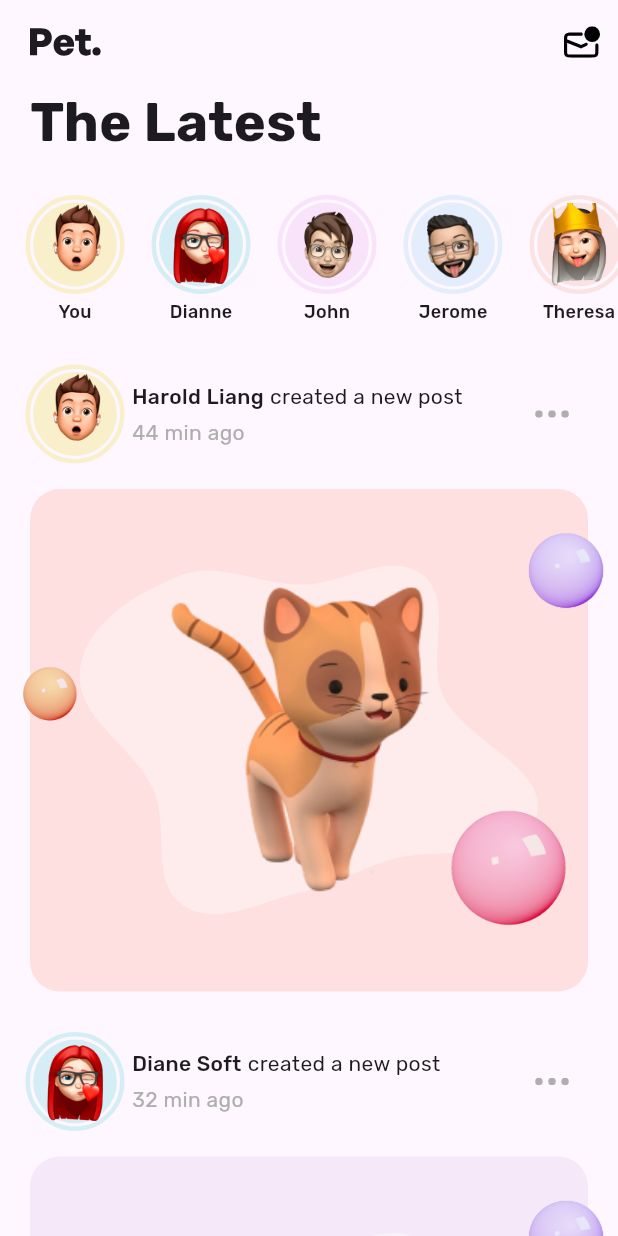
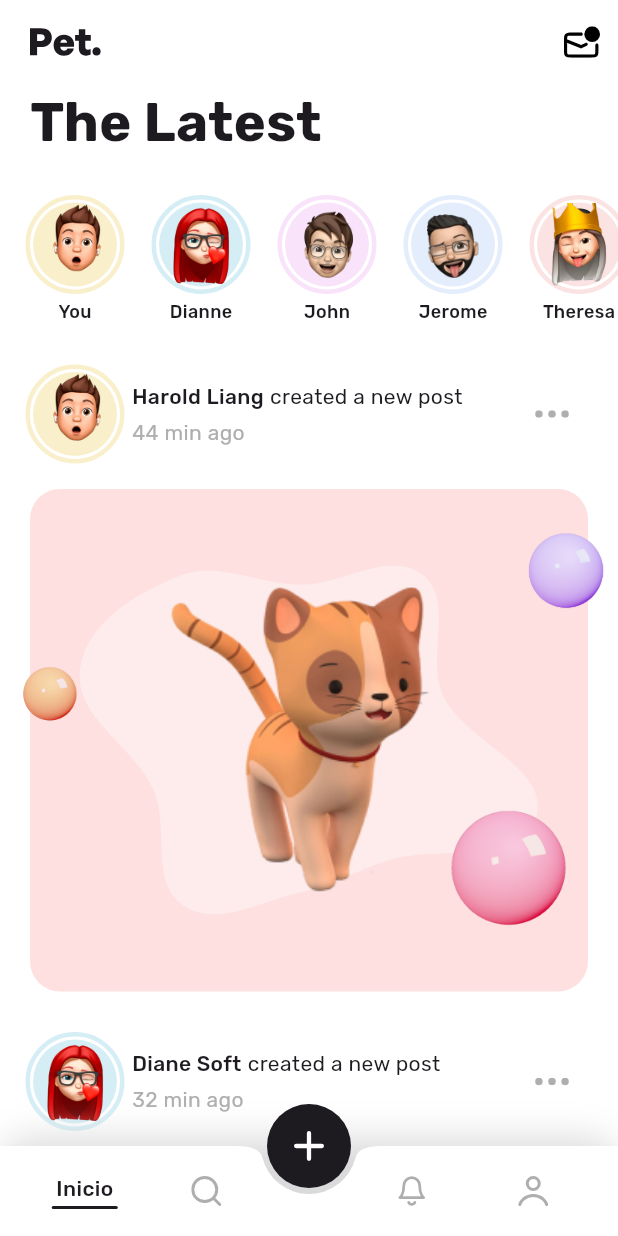
Before and after one commit to yhonchisdev/pets_app, a Flutter app: the screen it shows after launch, on a phone screen of 412 x 824 dp. Run offline on Flutter 3.47's test engine with Material 3 defaults, Android fonts, the phone set to English and light mode, and no system bars; our stand-ins replace flutter_svg.

Commit message:
feat: add custom bottom app bar and enhance main app layout

```diff
--- a/lib/main.dart
+++ b/lib/main.dart
@@ -1,7 +1,10 @@
 import 'package:flutter/material.dart';
+import 'package:flutter_svg/svg.dart';
 import 'package:pet_app/data/posts_data.dart';
 import 'package:pet_app/entities/post_entity.dart';
+import 'package:pet_app/theme/theme.dart';
 import 'package:pet_app/widgets/custom_app_bar.dart';
+import 'package:pet_app/widgets/custom_bottom_app_bar.dart';
 import 'package:pet_app/widgets/post.dart';
 import 'package:pet_app/widgets/stories.dart';
 import 'package:pet_app/widgets/wellcome.dart';
@@ -18,7 +21,10 @@ class MyApp extends StatelessWidget {
       debugShowCheckedModeBanner: false,
       home: Scaffold(
         appBar: CustomAppBar(),
+        extendBody: true,
+        backgroundColor: Colors.white,
         body: SingleChildScrollView(
+          padding: EdgeInsets.only(bottom: kBottomNavigationBarHeight + 40),
           child: Column(
             crossAxisAlignment: CrossAxisAlignment.stretch,
             children: [
@@ -36,6 +42,19 @@ class MyApp extends StatelessWidget {
             ],
           ),
         ),
+        bottomNavigationBar: CustomBottomAppBar(),
+        floatingActionButton: FloatingActionButton(
+          onPressed: () {},
+          backgroundColor: ThemeColors.eerieBlack,
+          shape: CircleBorder(),
+          elevation: 0,
+          highlightElevation: 0,
+          child: SvgPicture.asset('assets/icons/plus.svg',
+              width: 20,
+              height: 20,
+              colorFilter: ColorFilter.mode(Colors.white, BlendMode.srcIn)),
+        ),
+        floatingActionButtonLocation: FloatingActionButtonLocation.centerDocked,
       ),
     );
   }
--- /dev/null
+++ b/lib/widgets/bottom_bar_item.dart
@@ -0,0 +1,53 @@
+import 'package:flutter/material.dart';
+import 'package:flutter_svg/svg.dart';
+import 'package:pet_app/theme/theme.dart';
+
+class BottomBarItem extends StatelessWidget {
+  final String icon;
+  final String title;
+  final bool isActive;
+
+  const BottomBarItem(
+      {super.key,
+      required this.icon,
+      required this.title,
+      required this.isActive});
+
+  @override
+  Widget build(BuildContext context) {
+    return Expanded(
+      child: isActive
+          ? Column(
+              mainAxisAlignment: MainAxisAlignment.center,
+              children: [
+                Text(
+                  title,
+                  style: TextStyle(
+                      fontFamily: ThemeFonts.rubik,
+                      color: ThemeColors.eerieBlack,
+                      fontSize: 14,
+                      fontWeight: FontWeight.w500),
+                ),
+                SizedBox(
+                  height: 2,
+                ),
+                Container(
+                  width: 44,
+                  height: 2,
+                  decoration: BoxDecoration(
+                      color: ThemeColors.eerieBlack,
+                      borderRadius: BorderRadius.all(Radius.circular(2))),
+                )
+              ],
+            )
+          : IconButton(
+              onPressed: () {},
+              highlightColor: ThemeColors.antiFlashWhite,
+              icon: SvgPicture.asset(icon,
+                  width: 24,
+                  height: 24,
+                  colorFilter: ColorFilter.mode(
+                      ThemeColors.silverFoil, BlendMode.srcIn))),
+    );
+  }
+}
--- a/lib/widgets/custom_app_bar.dart
+++ b/lib/widgets/custom_app_bar.dart
@@ -11,6 +11,8 @@ class CustomAppBar extends StatelessWidget implements PreferredSizeWidget {
   @override
   Widget build(BuildContext context) {
     return AppBar(
+      backgroundColor: Colors.white,
+      surfaceTintColor: Colors.white,
       leading: Padding(
         padding: const EdgeInsets.only(left: 20),
         child: SvgPicture.asset(
--- /dev/null
+++ b/lib/widgets/custom_bottom_app_bar.dart
@@ -0,0 +1,49 @@
+import 'package:flutter/material.dart';
+import 'package:pet_app/theme/theme.dart';
+import 'package:pet_app/widgets/bottom_bar_item.dart';
+
+class CustomBottomAppBar extends StatelessWidget {
+  const CustomBottomAppBar({super.key});
+
+  @override
+  Widget build(BuildContext context) {
+    return Container(
+      decoration: BoxDecoration(
+          boxShadow: [
+            BoxShadow(
+                color: ThemeColors.gainsboro,
+                offset: Offset(0, -5),
+                blurRadius: 20)
+          ],
+          borderRadius: BorderRadius.only(
+              topLeft: Radius.circular(20), topRight: Radius.circular(20))),
+      child: BottomAppBar(
+        color: Colors.white,
+        shape: CircularNotchedRectangle(),
+        height: 60,
+        child: Row(
+          mainAxisAlignment: MainAxisAlignment.spaceBetween,
+          children: [
+            BottomBarItem(
+                icon: 'assets/icons/home.svg', title: 'Inicio', isActive: true),
+            BottomBarItem(
+                icon: 'assets/icons/search.svg',
+                title: 'Explore',
+                isActive: false),
+            SizedBox(
+              width: 56,
+            ),
+            BottomBarItem(
+                icon: 'assets/icons/bell.svg',
+                title: 'Notificacion',
+                isActive: false),
+            BottomBarItem(
+                icon: 'assets/icons/user.svg',
+                title: 'Usuario',
+                isActive: false),
+          ],
+        ),
+      ),
+    );
+  }
+}
```
